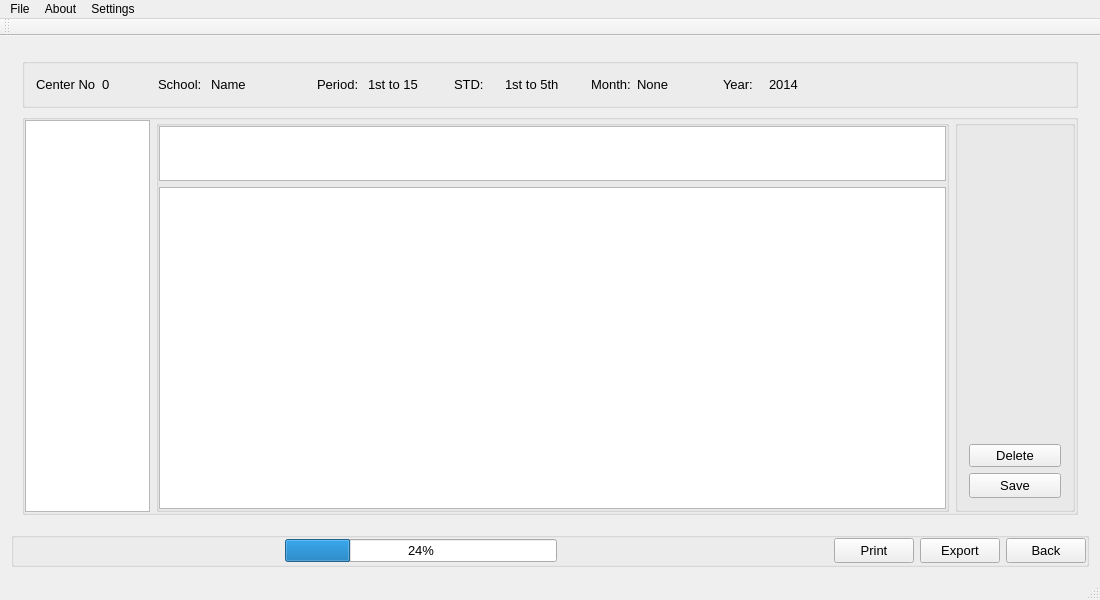
The window that QuickManager/mainwindow.ui (Vijay13/QuickManager) describes before a commit, drawn with Qt 5.
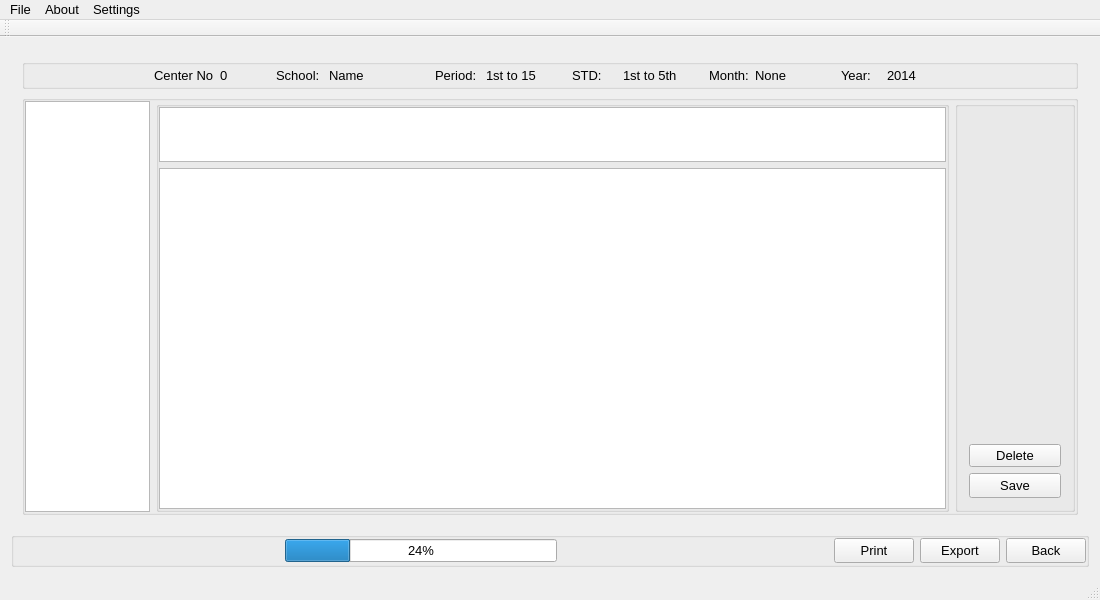
The same window after the commit.

Diff of the .ui file:
```diff
--- a/QuickManager/mainwindow.ui
+++ b/QuickManager/mainwindow.ui
@@ -10,6 +10,11 @@
     <height>600</height>
    </rect>
   </property>
+  <property name="font">
+   <font>
+    <pointsize>10</pointsize>
+   </font>
+  </property>
   <property name="windowTitle">
    <string>MainWindow</string>
   </property>
@@ -640,19 +645,44 @@
           <property name="minimumSize">
            <size>
             <width>0</width>
-            <height>50</height>
+            <height>30</height>
            </size>
           </property>
           <property name="maximumSize">
            <size>
             <width>16777215</width>
-            <height>50</height>
+            <height>30</height>
            </size>
           </property>
           <property name="title">
            <string/>
           </property>
           <layout class="QHBoxLayout" name="horizontalLayout_8">
+           <property name="leftMargin">
+            <number>0</number>
+           </property>
+           <property name="topMargin">
+            <number>0</number>
+           </property>
+           <property name="rightMargin">
+            <number>0</number>
+           </property>
+           <property name="bottomMargin">
+            <number>0</number>
+           </property>
+           <item>
+            <spacer name="horizontalSpacer_7">
+             <property name="orientation">
+              <enum>Qt::Horizontal</enum>
+             </property>
+             <property name="sizeHint" stdset="0">
+              <size>
+               <width>40</width>
+               <height>20</height>
+              </size>
+             </property>
+            </spacer>
+           </item>
            <item>
             <widget class="QLabel" name="labelCenterNoTitle">
              <property name="maximumSize">
@@ -962,6 +992,12 @@
            </property>
            <item>
             <widget class="QListView" name="listViewSchools">
+             <property name="sizePolicy">
+              <sizepolicy hsizetype="Expanding" vsizetype="Expanding">
+               <horstretch>0</horstretch>
+               <verstretch>0</verstretch>
+              </sizepolicy>
+             </property>
              <property name="minimumSize">
               <size>
                <width>125</width>
@@ -974,10 +1010,24 @@
                <height>16777215</height>
               </size>
              </property>
+             <property name="font">
+              <font>
+               <pointsize>12</pointsize>
+              </font>
+             </property>
+             <property name="editTriggers">
+              <set>QAbstractItemView::NoEditTriggers</set>
+             </property>
             </widget>
            </item>
            <item>
             <widget class="QGroupBox" name="groupBoxContent">
+             <property name="minimumSize">
+              <size>
+               <width>0</width>
+               <height>0</height>
+              </size>
+             </property>
              <property name="title">
               <string/>
              </property>
@@ -1045,7 +1095,7 @@
              </property>
              <property name="maximumSize">
               <size>
-               <width>100</width>
+               <width>16777215</width>
                <height>16777215</height>
               </size>
              </property>
```
Left out of the diff: 2 changed lines with no effect on the pictures.
